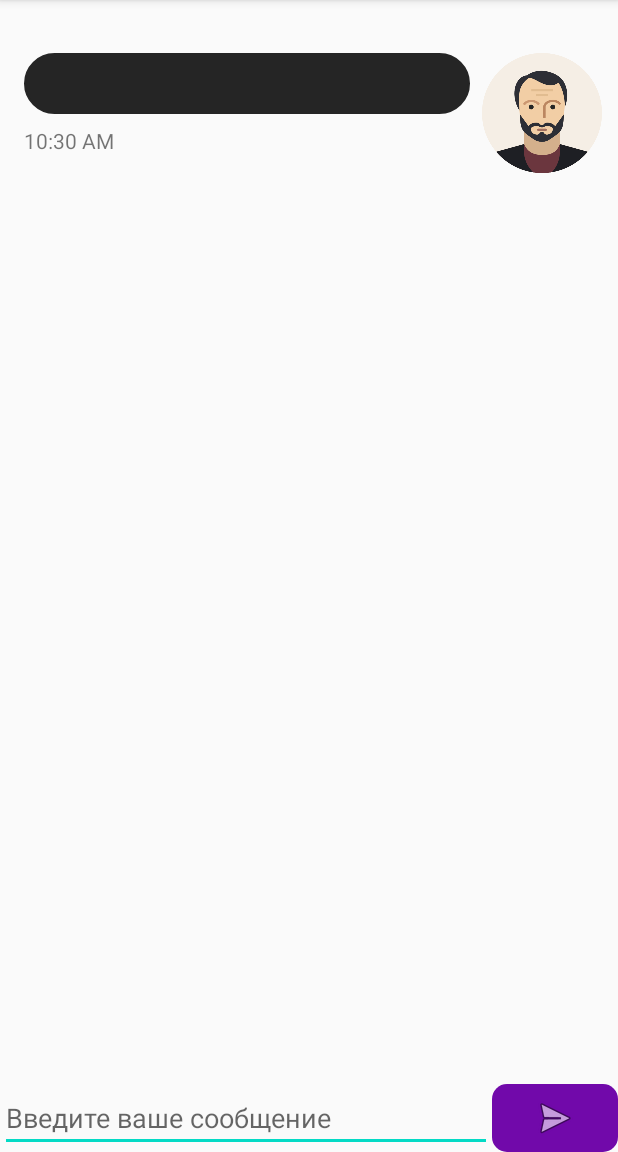
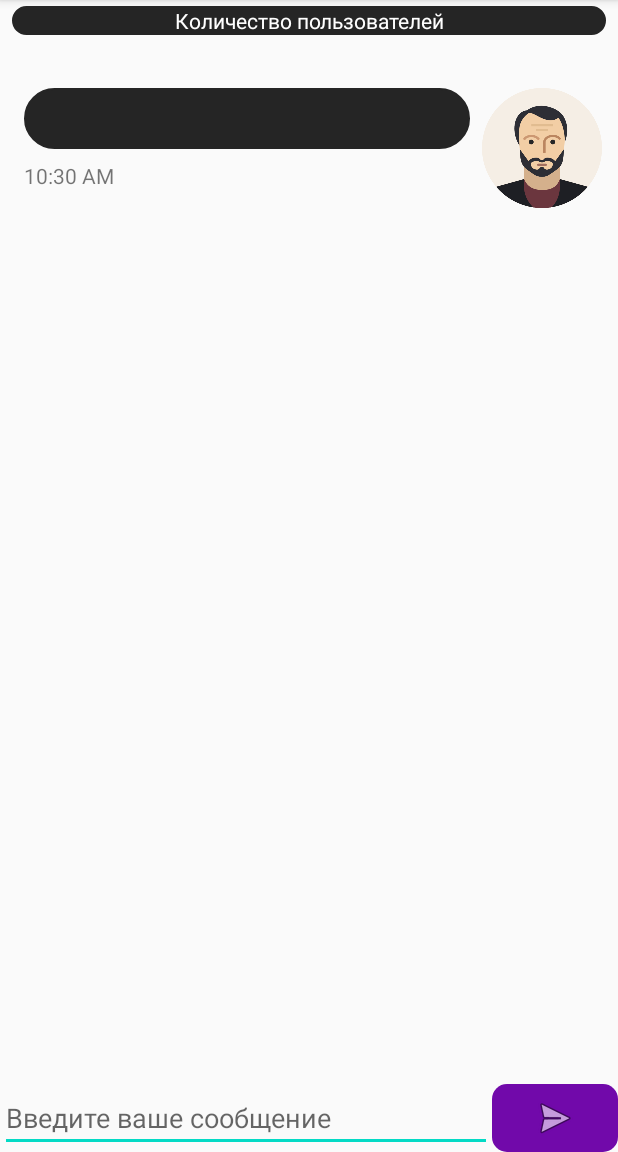
Before and after one commit to ISAYwtf/myChat, an Android app: the screen it shows after launch (MainActivity), after a tap on an icon or button, on a phone screen of 412 x 824 dp, the part 84-1236 px from its top. Run offline under Robolectric (Android 15) with nearby library versions, the phone set to English and light mode, and no system bars; libraries missing offline, so code that uses them is left out: org.java_websocket.client, org.java_websocket.handshake; 3 statements that could not run were skipped.

Commit message:
Добавлено уведомление о подключении нового пользователя

```diff
--- a/app/src/main/java/com/example/skillboxchat/Server.java
+++ b/app/src/main/java/com/example/skillboxchat/Server.java
@@ -10,6 +10,8 @@ import org.java_websocket.handshake.ServerHandshake;
 
 import java.net.URI;
 import java.net.URISyntaxException;
+import java.util.Collection;
+import java.util.Collections;
 import java.util.Map;
 import java.util.concurrent.ConcurrentHashMap;
 
@@ -19,12 +21,14 @@ public class Server {
     // Нам MainActivity - это потребитель сообщений
     // Пара из двух строк - имя пользователя и текст сообщений
     private Consumer<Pair<String, String>> messageConsumer;
+    private Consumer<Pair<Collection<String>, String>> userSizeConsumer;
 
     // Карта имен пользователей
     private Map<Long, String> nameMap = new ConcurrentHashMap<>();
 
-    public Server(Consumer<Pair<String, String>> messageConsumer) {
+    public Server(Consumer<Pair<String, String>> messageConsumer, Consumer<Pair<Collection<String>, String>> userSizeConsumer) {
         this.messageConsumer = messageConsumer;
+        this.userSizeConsumer = userSizeConsumer;
     }
 
     // Будем вызывать, когда нужно подключиться к серверу
@@ -77,10 +81,14 @@ public class Server {
         Protocol.UserStatus status = Protocol.unpackStatus(json);
         Protocol.User u = status.getUser();
         if (status.isConnected()) { // Новый пользователь подключился
-            nameMap.put(u.getId(), u.getName()); // Положить имя в "карту"
+            nameMap.put( u.getId(), u.getName() ); // Положить имя в "карту"
+            userSizeConsumer.accept( new Pair<Collection<String>, String>( nameMap.values(), u.getName() ) );
         } else { // Пользователь отключился
-            nameMap.remove(u.getId());
+            nameMap.remove( u.getId() );
+            userSizeConsumer.accept( new Pair<Collection<String>, String>( nameMap.values(), "" ) );
         }
+
+
     }
 
     private void onIncomingTextMessage(String json) {
@@ -102,12 +110,9 @@ public class Server {
     }
 
     public void sendName(String name) {
-        String json = Protocol.packName(
-                new Protocol.UserName(name)
-        );
+        String json = Protocol.packName(new Protocol.UserName(name) );
         if (client != null && client.isOpen() ) {
             client.send(json);
         }
     }
-
 }
--- a/app/src/main/res/layout/activity_main.xml
+++ b/app/src/main/res/layout/activity_main.xml
@@ -5,6 +5,23 @@
     android:layout_width="match_parent"
     android:layout_height="match_parent"
     tools:context=".MainActivity">
+
+    <TextView
+        android:id="@+id/usersNum"
+        android:layout_width="0dp"
+        android:layout_height="wrap_content"
+        android:layout_marginStart="8dp"
+        android:layout_marginTop="4dp"
+        android:layout_marginEnd="8dp"
+        android:background="@drawable/dark_background"
+        android:paddingLeft="16dp"
+        android:paddingRight="16dp"
+        android:text="Количество пользователей"
+        android:textAlignment="center"
+        android:textColor="@android:color/white"
+        app:layout_constraintEnd_toEndOf="parent"
+        app:layout_constraintStart_toStartOf="parent"
+        app:layout_constraintTop_toTopOf="parent" />
 
     <LinearLayout
         android:id="@+id/linearLayout"
@@ -41,6 +58,9 @@
         app:layout_constraintEnd_toEndOf="parent"
         app:layout_constraintHorizontal_bias="0.0"
         app:layout_constraintStart_toStartOf="parent"
-        app:layout_constraintTop_toTopOf="parent"
-        app:layout_constraintVertical_bias="0.0" />
+        app:layout_constraintTop_toBottomOf="@+id/usersNum"
+        app:layout_constraintVertical_bias="0.0">
+
+    </androidx.recyclerview.widget.RecyclerView>
+
 </androidx.constraintlayout.widget.ConstraintLayout>
```
Also changed, not shown: app/src/main/java/com/example/skillboxchat/MainActivity.java (+41 -5 lines).
